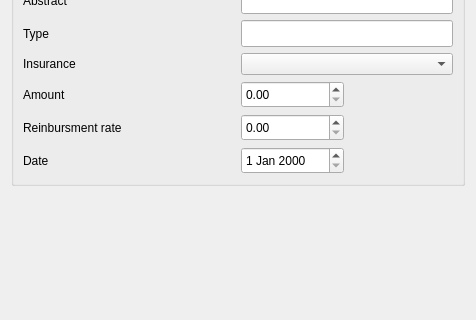
This is plugins/accountplugin/preferences/medicalprocedurepage.ui in FreeHealth/freehealth as Qt 5 draws it before an edit; both pictures show x 0 to 476 and y 173 to 493 of the 476 by 493 pixel window. The edited form follows.
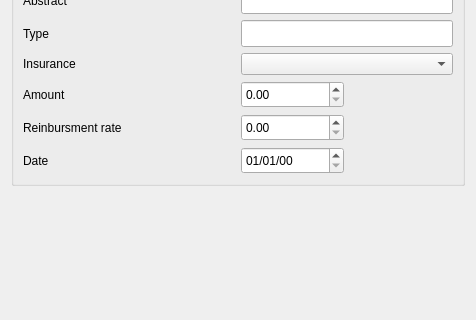
This is the edited form.

Commit message: standardization of date format in all QDateEdit

```diff
--- a/plugins/accountplugin/preferences/medicalprocedurepage.ui
+++ b/plugins/accountplugin/preferences/medicalprocedurepage.ui
@@ -270,6 +270,9 @@
           <height>27</height>
          </size>
         </property>
+        <property name="displayFormat">
+         <string notr="true">dd/MM/yy</string>
+        </property>
        </widget>
       </item>
       <item row="6" column="2" colspan="2">
```
The commit also changes 32 other files.
